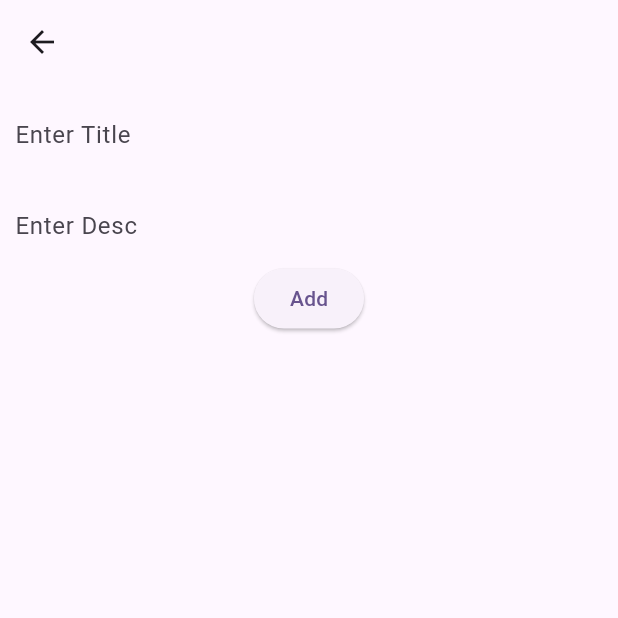
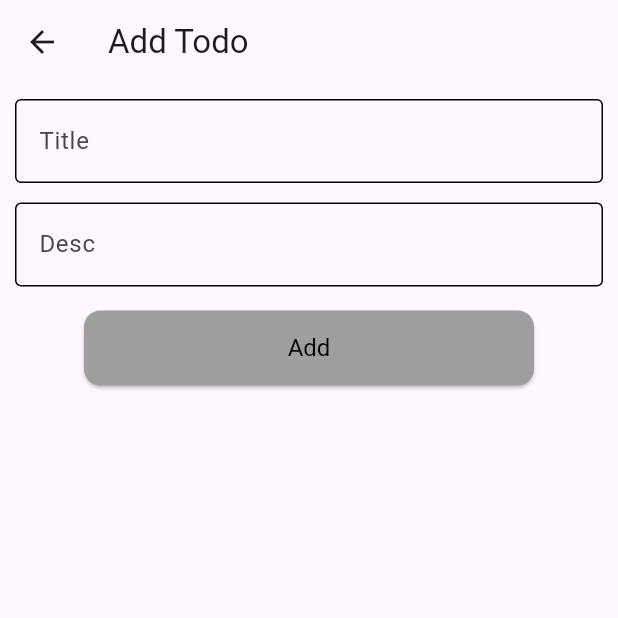
Before and after one commit to aasm0hammad/Todo-with-Bloc, a Flutter app: the AddUpdateTodo screen opened directly, on a phone screen of 412 x 824 dp, the top half of it. Run offline on Flutter 3.47's test engine with Material 3 defaults, Android fonts, the phone set to English and light mode, and no system bars; our stand-ins replace flutter_bloc, motion_toast, sqflite; accounts and stored records are empty.

```diff
--- a/lib/bloc/todo_bloc.dart
+++ b/lib/bloc/todo_bloc.dart
@@ -12,8 +12,8 @@ class TodoBloc extends Bloc<TodoEvent, TodoState> {
       bool check = await dbHelper.addTodo(TodoModel(
           tTITLE: event.title,
           tDESC: event.desc,
-          tIsCompleted: false,
-          tCREATEDAT: DateTime.now().microsecondsSinceEpoch.toString()));
+          tCREATEDAT: DateTime.now().microsecondsSinceEpoch.toString(),
+        tIsCompleted: false, ));
       if (check) {
         List<TodoModel> allTodo = await dbHelper.fetchInitialTodo();
         emit(TodoState(mTodo: allTodo));
--- a/lib/main.dart
+++ b/lib/main.dart
@@ -17,6 +17,7 @@ class MyApp extends StatelessWidget {
   @override
   Widget build(BuildContext context) {
     return MaterialApp(
+      debugShowCheckedModeBanner: false,
       title: 'Flutter Demo',
       theme: ThemeData(
         // This is the theme of your application.
--- a/lib/ui/add_update_todo.dart
+++ b/lib/ui/add_update_todo.dart
@@ -8,34 +8,82 @@ class AddUpdateTodo extends StatelessWidget {
   TextEditingController titleController = TextEditingController();
   TextEditingController descController = TextEditingController();
 
+  int id = -1;
+  String title = '';
+  String desc = '';
+  String createdAt = '';
+  bool isUpdated = false;
+  bool isCompleted=false;
+
+  AddUpdateTodo(
+      {this.title = '',
+      this.desc = '',
+      this.createdAt = '',
+      this.isUpdated = false,
+      this.id = -1,
+        this.isCompleted=false});
 
   @override
   Widget build(BuildContext context) {
+    if(isUpdated){
+
+      titleController.text=title;
+      descController.text=desc;
+    }
     return Scaffold(
-      appBar: AppBar(),
+      appBar: AppBar(title: isUpdated?Text("Update Todo"):Text("Add Todo"),),
       body: Padding(
         padding: const EdgeInsets.all(10.0),
         child: Column(children: [
           TextField(
             controller: titleController,
             decoration: InputDecoration(
-                border: InputBorder.none, hintText: "Enter Title"),
+              label: Text('Title'),
+                enabledBorder: OutlineInputBorder(),
+                focusedBorder:OutlineInputBorder(),
+                hintText: "Enter Title"),
           ),
           SizedBox(
             height: 13,
           ),
           TextField(
             controller: descController,
+            maxLines: null,
+            textInputAction: TextInputAction.newline,
+           // keyboardType: TextInputType.multiline,
             decoration: InputDecoration(
+                enabledBorder: OutlineInputBorder(),
+                focusedBorder:OutlineInputBorder(),
+
+              label: Text("Desc"),
                 border: InputBorder.none, hintText: "Enter Desc"),
+          ),
+          SizedBox(
+            height: 16,
           ),
           ElevatedButton(
               onPressed: () {
-                context.read<TodoBloc>().add(AddTodoItem(
-                    title: titleController.text, desc: descController.text));
+               if(isUpdated){
+                 context.read<TodoBloc>().add(UpdateTodoItem(title: titleController.text, desc: descController.text, createdAt: createdAt, id: id,isComplete: isCompleted ));
+               }else{
+                 context.read<TodoBloc>().add(AddTodoItem(
+                     title: titleController.text, desc: descController.text));
+               }
                 Navigator.pop(context);
               },
-              child: Text("Add")),
+              style: ElevatedButton.styleFrom(
+                backgroundColor: Colors.grey,
+                shadowColor: Colors.black,
+                  shape: RoundedRectangleBorder(
+
+                    borderRadius: BorderRadius.circular(11),
+
+                  ),
+                  textStyle: TextStyle(fontSize:16,color: Colors.green),
+                minimumSize: Size(300, 50),
+
+              ),
+              child:isUpdated? Text("Update",style: TextStyle(color: Colors.black),):Text("Add",style: TextStyle(color: Colors.black))),
         ]),
       ),
     );
```
Also changed, not shown: lib/ui/details_page.dart (added, +42 -0 lines), lib/ui/home_page.dart (+44 -16 lines).
